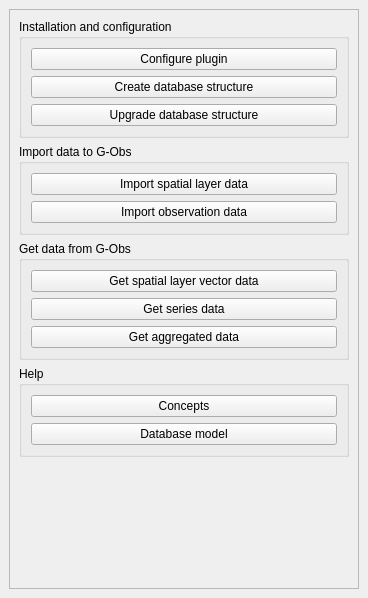
3liz/qgis-gobs-plugin, file gobs/resources/ui/gobs_dockwidget_base.ui: the form before one commit.
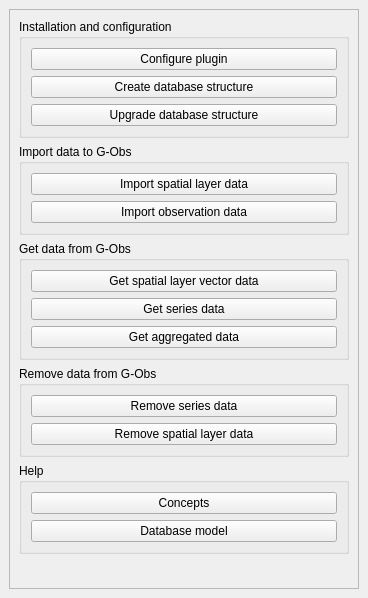
The form after the commit.

Commit message: Remove series data - new algorithm to proceed observation data deletion

Diff of the .ui file:
```diff
--- a/gobs/resources/ui/gobs_dockwidget_base.ui
+++ b/gobs/resources/ui/gobs_dockwidget_base.ui
@@ -24,9 +24,9 @@
        <property name="geometry">
         <rect>
          <x>0</x>
-         <y>0</y>
-         <width>348</width>
-         <height>559</height>
+         <y>-51</y>
+         <width>334</width>
+         <height>610</height>
         </rect>
        </property>
        <layout class="QVBoxLayout" name="verticalLayout">
@@ -113,6 +113,29 @@
           </layout>
          </widget>
         </item>
+        <item>
+         <widget class="QGroupBox" name="groupBox_5">
+          <property name="title">
+           <string>Remove data from G-Obs</string>
+          </property>
+          <layout class="QVBoxLayout" name="verticalLayout_6">
+           <item>
+            <widget class="QPushButton" name="button_remove_series_data">
+             <property name="text">
+              <string>Remove series data</string>
+             </property>
+            </widget>
+           </item>
+           <item>
+            <widget class="QPushButton" name="button_remove_spatial_layer_data">
+             <property name="text">
+              <string>Remove spatial layer data</string>
+             </property>
+            </widget>
+           </item>
+          </layout>
+         </widget>
+        </item>
         <item>
          <widget class="QGroupBox" name="groupBox_4">
           <property name="title">
```
Left out of the diff: 15 changed lines with no effect on the pictures. The commit also changes 3 other files.
